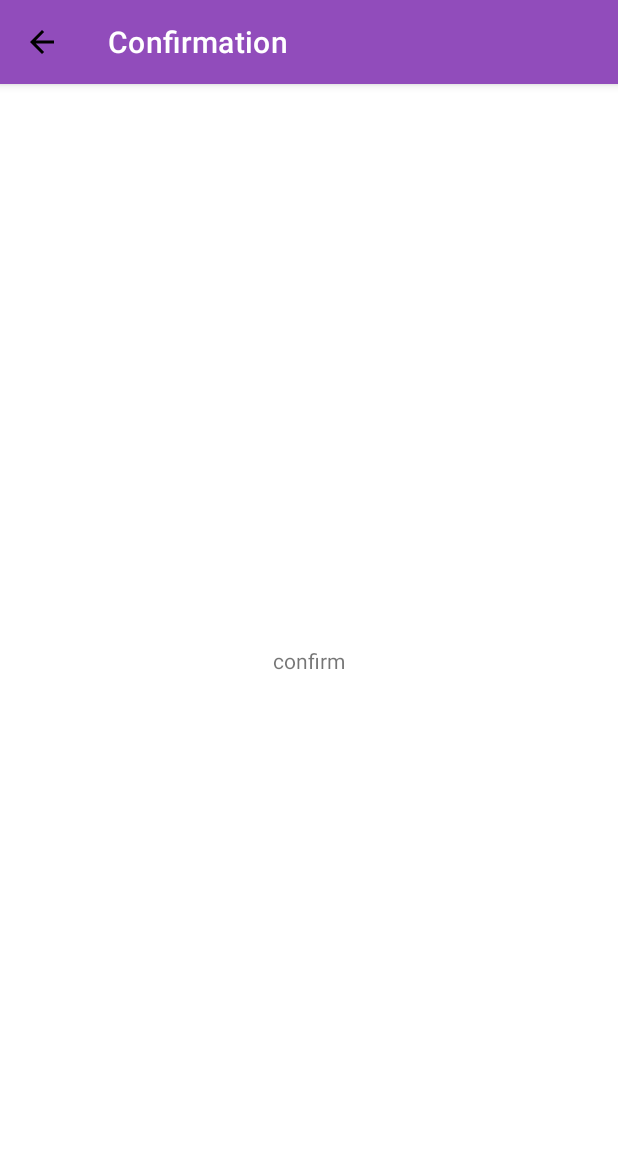
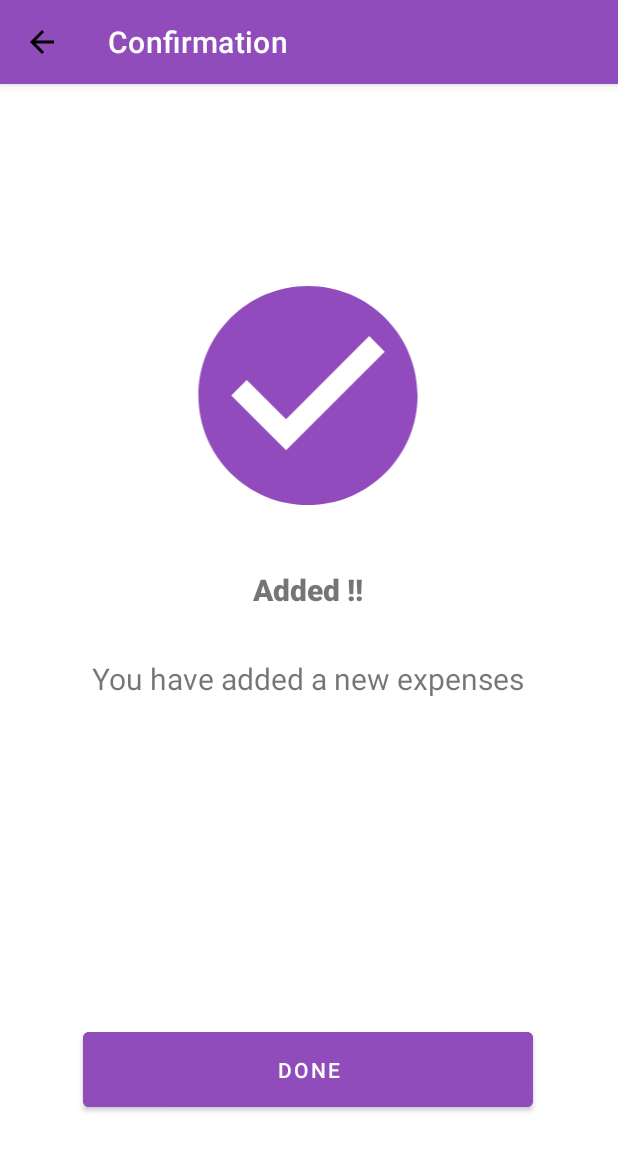
Before and after one commit to 11arns/YouOweMeProject, an Android app: the AddAmount screen opened directly, with no data from a screen before it, after a tap on "SAVE", on a phone screen of 412 x 824 dp. Shown: the top 1151 px of the screen. Run offline under Robolectric (Android 15) with nearby library versions, the phone set to English and light mode, and no system bars.

Commit message:
update add expenses page n homepage

```diff
--- a/app/src/main/java/com/example/YouOweMeProject/AddExpenses/AddAmount.java
+++ b/app/src/main/java/com/example/YouOweMeProject/AddExpenses/AddAmount.java
@@ -3,23 +3,28 @@ package com.example.YouOweMeProject.AddExpenses;
 import android.content.Intent;
 import android.os.Bundle;
 import android.view.View;
+import android.widget.AdapterView;
+import android.widget.ArrayAdapter;
 import android.widget.Button;
+import android.widget.Spinner;
+import android.widget.Toast;
 
 import androidx.appcompat.app.AppCompatActivity;
 
 import com.example.YouOweMeProject.AddExpenses.Amount.ConfirmationPage;
 import com.example.YouOweMeProject.R;
-import com.example.YouOweMeProject.Settings.Profile.EditProfileActivity;
-import com.example.YouOweMeProject.Settings.ProfileActivity;
 
 public class AddAmount extends AppCompatActivity {
 
     Button btnsave;
+    Spinner spinner;
+    String [] friend = {"Izzati", "Ayu", "Aida", "Ahmad"};
 
     @Override
     protected void onCreate(Bundle savedInstanceState) {
         super.onCreate(savedInstanceState);
-        setContentView(R.layout.add_amount);
+        setContentView(R.layout.addexpenses_addamount);
+        spinner=findViewById(R.id.spinner);
         getSupportActionBar().setTitle("Add Amount");
         getSupportActionBar().setDisplayHomeAsUpEnabled(true);
         getSupportActionBar().setHomeAsUpIndicator(R.drawable.nav_back);
@@ -33,5 +38,23 @@ public class AddAmount extends AppCompatActivity {
                 startActivity(intent);
             }
         });
+
+        ArrayAdapter<String> adapter=new ArrayAdapter<String>(AddAmount.this, android.R.layout.simple_spinner_item,friend);
+        adapter.setDropDownViewResource(android.R.layout.simple_spinner_dropdown_item);
+        spinner.setAdapter(adapter);
+
+        spinner.setOnItemSelectedListener(new AdapterView.OnItemSelectedListener() {
+            @Override
+            public void onItemSelected(AdapterView<?> parent, View view, int position, long id) {
+                String value=parent.getItemAtPosition(position).toString();
+                Toast.makeText(AddAmount.this,value, Toast.LENGTH_SHORT).show();
+
+            }
+
+            @Override
+            public void onNothingSelected(AdapterView<?> parent) {
+
+            }
+        });
     }
 }
--- a/app/src/main/java/com/example/YouOweMeProject/AddExpenses/Amount/ConfirmationPage.java
+++ b/app/src/main/java/com/example/YouOweMeProject/AddExpenses/Amount/ConfirmationPage.java
@@ -1,21 +1,35 @@
 package com.example.YouOweMeProject.AddExpenses.Amount;
 
+import android.content.Intent;
 import android.os.Bundle;
+import android.view.View;
 import android.widget.Button;
 
 import androidx.appcompat.app.AppCompatActivity;
 
+import com.example.YouOweMeProject.AddExpenses.AddAmount;
+import com.example.YouOweMeProject.MainActivity;
 import com.example.YouOweMeProject.R;
 
 public class ConfirmationPage extends AppCompatActivity {
-    Button btnsave;
+    Button btndone;
 
     @Override
     protected void onCreate(Bundle savedInstanceState) {
         super.onCreate(savedInstanceState);
-        setContentView(R.layout.add_confirmation);
+        setContentView(R.layout.addexpenses_add_amount_confirmation);
         getSupportActionBar().setTitle("Confirmation");
         getSupportActionBar().setDisplayHomeAsUpEnabled(true);
         getSupportActionBar().setHomeAsUpIndicator(R.drawable.nav_back);
+
+        btndone = (Button)findViewById(R.id.btndone);
+
+        btndone.setOnClickListener(new View.OnClickListener() {
+            @Override
+            public void onClick(View view) {
+                Intent intent = new Intent (ConfirmationPage.this, MainActivity.class);
+                startActivity(intent);
+            }
+        });
     }
 }
--- a/app/src/main/java/com/example/YouOweMeProject/AddExpensesActivity.java
+++ b/app/src/main/java/com/example/YouOweMeProject/AddExpensesActivity.java
@@ -21,6 +21,7 @@ public class AddExpensesActivity extends AppCompatActivity {
     protected void onCreate(Bundle savedInstanceState) {
         super.onCreate(savedInstanceState);
         setContentView(R.layout.addexpenses);
+        getSupportActionBar().setTitle("Add Expenses");
 
         btnyo = (Button)findViewById(R.id.btnyo);
         btnoy = (Button)findViewById(R.id.btnoy);
--- /dev/null
+++ b/app/src/main/res/drawable-v24/ic_baseline_check_circle_24.xml
@@ -0,0 +1,5 @@
+<vector android:height="24dp" android:tint="#914BBC"
+    android:viewportHeight="24" android:viewportWidth="24"
+    android:width="24dp" xmlns:android="http://schemas.android.com/apk/res/android">
+    <path android:fillColor="@android:color/white" android:pathData="M12,2C6.48,2 2,6.48 2,12s4.48,10 10,10 10,-4.48 10,-10S17.52,2 12,2zM10,17l-5,-5 1.41,-1.41L10,14.17l7.59,-7.59L19,8l-9,9z"/>
+</vector>
--- /dev/null
+++ b/app/src/main/res/drawable/ic_baseline_add_circle_24.xml
@@ -0,0 +1,5 @@
+<vector android:height="24dp" android:tint="#000000"
+    android:viewportHeight="24" android:viewportWidth="24"
+    android:width="24dp" xmlns:android="http://schemas.android.com/apk/res/android">
+    <path android:fillColor="@android:color/white" android:pathData="M12,2C6.48,2 2,6.48 2,12s4.48,10 10,10 10,-4.48 10,-10S17.52,2 12,2zM17,13h-4v4h-2v-4L7,13v-2h4L11,7h2v4h4v2z"/>
+</vector>
--- a/app/src/main/res/layout/add_confirmation.xml
+++ /dev/null
@@ -1,20 +0,0 @@
-<?xml version="1.0" encoding="utf-8"?>
-<androidx.constraintlayout.widget.ConstraintLayout xmlns:android="http://schemas.android.com/apk/res/android"
-    xmlns:app="http://schemas.android.com/apk/res-auto"
-    android:layout_width="match_parent"
-    android:layout_height="match_parent"
-    xmlns:tools="http://schemas.android.com/tools"
-    tools:context=".AddExpenses.Amount.ConfirmationPage">
-
-
-    <TextView
-        android:layout_width="wrap_content"
-        android:layout_height="wrap_content"
-        android:text="confirm"
-        app:layout_constraintBottom_toBottomOf="parent"
-        app:layout_constraintEnd_toEndOf="parent"
-        app:layout_constraintStart_toStartOf="parent"
-        app:layout_constraintTop_toTopOf="parent" />
-
-
-</androidx.constraintlayout.widget.ConstraintLayout>
--- /dev/null
+++ b/app/src/main/res/layout/addexpenses_add_amount_confirmation.xml
@@ -0,0 +1,58 @@
+<?xml version="1.0" encoding="utf-8"?>
+<androidx.constraintlayout.widget.ConstraintLayout xmlns:android="http://schemas.android.com/apk/res/android"
+    xmlns:app="http://schemas.android.com/apk/res-auto"
+    xmlns:tools="http://schemas.android.com/tools"
+    android:layout_width="match_parent"
+    android:layout_height="match_parent"
+    tools:context=".AddExpenses.Amount.ConfirmationPage">
+
+    <ImageView
+        android:id="@+id/imageView3"
+        android:layout_width="252dp"
+        android:layout_height="175dp"
+        android:layout_marginTop="120dp"
+        android:src="@drawable/ic_baseline_check_circle_24"
+        app:layout_constraintEnd_toEndOf="parent"
+        app:layout_constraintHorizontal_bias="0.496"
+        app:layout_constraintStart_toStartOf="parent"
+        app:layout_constraintTop_toTopOf="parent" />
+
+    <TextView
+        android:id="@+id/textView13"
+        android:layout_width="wrap_content"
+        android:layout_height="wrap_content"
+        android:layout_marginTop="28dp"
+        android:fontFamily="sans-serif-black"
+        android:text="Added !!"
+        android:textSize="20sp"
+        app:layout_constraintEnd_toEndOf="parent"
+        app:layout_constraintHorizontal_bias="0.498"
+        app:layout_constraintStart_toStartOf="parent"
+        app:layout_constraintTop_toBottomOf="@+id/imageView3" />
+
+    <TextView
+        android:id="@+id/textView14"
+        android:layout_width="wrap_content"
+        android:layout_height="wrap_content"
+        android:layout_marginTop="32dp"
+        android:text="You have added a new expenses"
+        android:textSize="20dp"
+        app:layout_constraintEnd_toEndOf="parent"
+        app:layout_constraintHorizontal_bias="0.495"
+        app:layout_constraintStart_toStartOf="parent"
+        app:layout_constraintTop_toBottomOf="@+id/textView13" />
+
+    <Button
+        android:id="@+id/btndone"
+        android:layout_width="300dp"
+        android:layout_height="62dp"
+        android:layout_marginBottom="80dp"
+        android:backgroundTint="@color/purple"
+        android:text="done"
+        android:textColor="@color/white"
+        app:layout_constraintBottom_toBottomOf="parent"
+        app:layout_constraintEnd_toEndOf="parent"
+        app:layout_constraintHorizontal_bias="0.495"
+        app:layout_constraintStart_toStartOf="parent" />
+
+</androidx.constraintlayout.widget.ConstraintLayout>
--- a/app/src/main/res/menu/menu_navigation.xml
+++ b/app/src/main/res/menu/menu_navigation.xml
@@ -14,7 +14,7 @@
     <item
         android:id="@+id/add_expenses"
         android:title="Add Expenses"
-        android:icon="@drawable/add_expenses"/>
+        android:icon="@drawable/ic_baseline_add_circle_24"/>
 
     <item
         android:id="@+id/history"
```
Also changed, not shown: app/src/main/res/layout/addexpenses_addamount.xml (renamed from app/src/main/res/layout/add_amount.xml, +15 -6 lines), app/src/main/res/layout/main.xml (+9 -4 lines).
